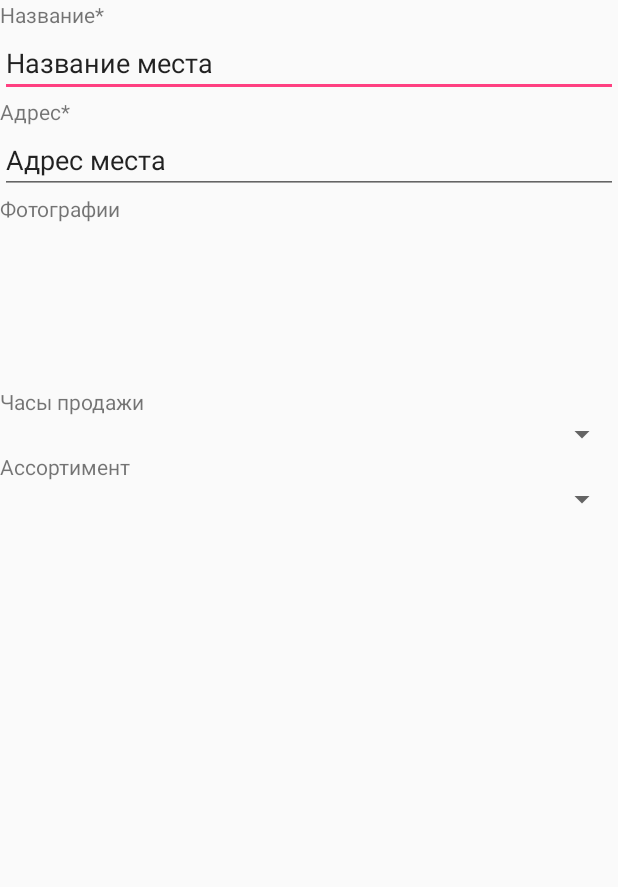
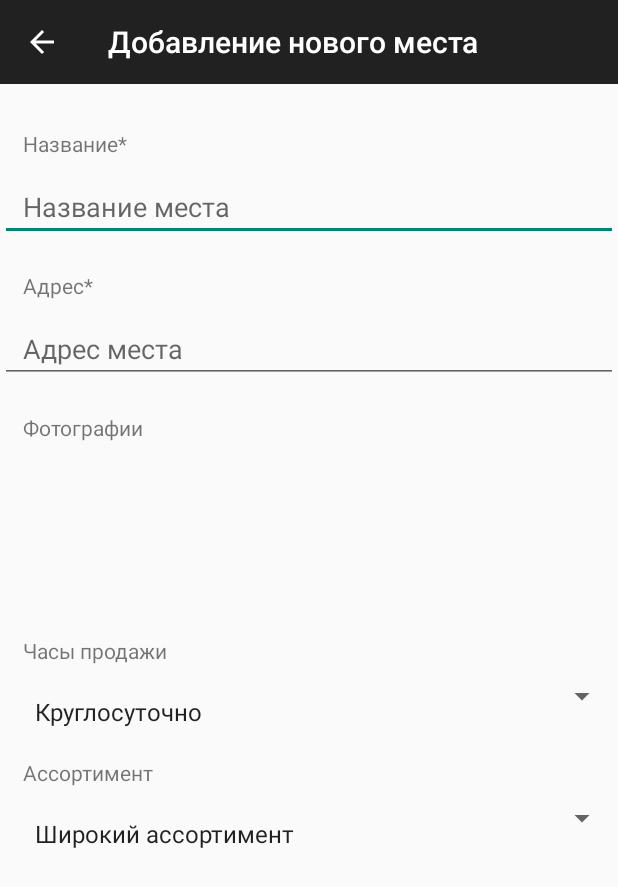
Before and after one commit to Scarfaiz/Quencher, an Android app: the NewMarkerActivity screen opened directly, with no data from a screen before it, on a phone screen of 412 x 824 dp. Shown: the top 887 px of the screen. Run offline under Robolectric (Android 15) with nearby library versions, the phone set to English and light mode, and no system bars.

Commit message:
New Marker Layout now works properly

```diff
--- a/app/src/main/AndroidManifest.xml
+++ b/app/src/main/AndroidManifest.xml
@@ -14,7 +14,7 @@
         android:icon="@mipmap/ic_launcher"
         android:label="@string/app_name"
         android:supportsRtl="true"
-        android:theme="@style/AppTheme">
+        android:theme="@style/Theme.AppCompat.DayNight.DarkActionBar">
         <activity android:name=".MainActivity">
             <intent-filter>
                 <action android:name="android.intent.action.MAIN" />
--- a/app/src/main/java/com/scarfaiz/cluckinbell/MainActivity.java
+++ b/app/src/main/java/com/scarfaiz/cluckinbell/MainActivity.java
@@ -58,14 +58,16 @@ public class MainActivity extends Activity {
         locationManager = (LocationManager) getSystemService(Context.LOCATION_SERVICE);
         //location marker overlay
         oMapLocationOverlay = new MyLocationNewOverlay(map);
-        person_options = new BitmapFactory.Options();
+        /*person_options = new BitmapFactory.Options();
         person_options.inSampleSize = 4;
         person_drawable = getResources().getDrawable(R.drawable.marker_cluster);
         person_bitmap = ((BitmapDrawable) person_drawable).getBitmap();
-        oMapLocationOverlay.setPersonIcon(person_bitmap);
+        oMapLocationOverlay.setPersonIcon(person_bitmap);*/
         oMapLocationOverlay.enableMyLocation();
         oMapLocationOverlay.enableFollowLocation();
         oMapLocationOverlay.setDrawAccuracyEnabled(true);
+        oMapLocationOverlay.setDirectionArrow(BitmapFactory.decodeResource(getResources(), R.drawable.direction_arrow),
+                BitmapFactory.decodeResource(getResources(), R.drawable.direction_arrow));
         map.getOverlays().add(oMapLocationOverlay);
         //rotation
         RotationGestureOverlay mRotationGestureOverlay = new RotationGestureOverlay(ctx, map);
--- a/app/src/main/java/com/scarfaiz/cluckinbell/NewMarkerActivity.java
+++ b/app/src/main/java/com/scarfaiz/cluckinbell/NewMarkerActivity.java
@@ -1,7 +1,10 @@
 package com.scarfaiz.cluckinbell;
 
 import android.app.Activity;
+import android.content.Intent;
 import android.os.Bundle;
+import android.support.v7.widget.Toolbar;
+import android.view.View;
 
 /**
  * Created by higgs on 07.10.2017.
@@ -12,5 +15,18 @@ public class NewMarkerActivity extends Activity {
     protected void onCreate(Bundle savedInstanceState) {
         super.onCreate(savedInstanceState);
         setContentView(R.layout.activity_new_marker);
+
+
+
+        Toolbar toolbar = findViewById(R.id.marker_layout_toolbar);
+
+        toolbar.setNavigationOnClickListener(new View.OnClickListener() {
+            @Override
+            public void onClick(View v) {
+                Intent intent = new Intent(NewMarkerActivity.this, MainActivity.class);
+                startActivity(intent);
+            }
+        });
+
     }
 }
--- a/app/src/main/res/layout/activity_new_marker.xml
+++ b/app/src/main/res/layout/activity_new_marker.xml
@@ -4,13 +4,27 @@
     xmlns:tools="http://schemas.android.com/tools"
     android:orientation="vertical" android:layout_width="match_parent"
     android:layout_height="match_parent"
-    android:weightSum="1">
+    android:weightSum="1"
+    >
+
+    <android.support.v7.widget.Toolbar
+        android:id="@+id/marker_layout_toolbar"
+        android:layout_width="match_parent"
+        android:layout_height="wrap_content"
+        android:background="?attr/colorPrimary"
+        android:minHeight="?attr/actionBarSize"
+        android:theme="?attr/actionBarTheme"
+        app:title="Добавление нового места"
+        app:navigationIcon="?attr/homeAsUpIndicator"/>
+
 
         <TextView
             android:id="@+id/marker_name_title"
             android:layout_width="match_parent"
             android:layout_height="wrap_content"
-        android:text="Название*" />
+            android:text="Название*"
+            android:paddingTop="30dp"
+            android:paddingLeft="15dp"/>
 
         <EditText
             android:id="@+id/marker_name"
@@ -18,13 +32,17 @@
             android:layout_height="wrap_content"
             android:ems="10"
             android:inputType="textPersonName"
-        android:text="Название места" />
+            android:hint="Название места"
+            android:paddingTop="20dp"
+            android:paddingLeft="15dp"/>
 
     <TextView
         android:id="@+id/marker_address_title"
         android:layout_width="match_parent"
         android:layout_height="wrap_content"
-        android:text="Адрес*" />
+        android:text="Адрес*"
+        android:paddingTop="20dp"
+        android:paddingLeft="15dp"/>
 
     <EditText
         android:id="@+id/marker_address"
@@ -32,40 +50,56 @@
         android:layout_height="wrap_content"
         android:ems="10"
         android:inputType="textPersonName"
-        android:text="Адрес места" />
+        android:hint="Адрес места"
+        android:paddingTop="20dp"
+        android:paddingLeft="15dp"/>
 
     <TextView
         android:id="@+id/marker_photos_title"
         android:layout_width="match_parent"
         android:layout_height="wrap_content"
-        android:text="Фотографии" />
+        android:text="Фотографии"
+        android:paddingTop="20dp"
+        android:paddingLeft="15dp"/>
 
     <ImageView
-        android:id="@+id/imageView"
+        android:id="@+id/marker_photos_view"
         android:layout_width="136dp"
         android:layout_height="109dp"
-        app:srcCompat="@android:drawable/ic_menu_add" />
+        app:srcCompat="@android:drawable/ic_menu_add"
+        android:paddingTop="20dp"
+        android:paddingLeft="15dp"/>
 
     <TextView
         android:id="@+id/marker_open_hours_title"
         android:layout_width="match_parent"
         android:layout_height="wrap_content"
-        android:text="Часы продажи" />
+        android:text="Часы продажи"
+        android:paddingTop="20dp"
+        android:paddingLeft="15dp"/>
 
     <Spinner
         android:id="@+id/marker_o_h_spinner"
         android:layout_width="match_parent"
-        android:layout_height="wrap_content" />
+        android:layout_height="wrap_content"
+        android:paddingTop="20dp"
+        android:paddingLeft="15dp"
+        android:entries="@array/marker_o_h_spinner_items"/>
 
     <TextView
         android:id="@+id/marker_range_title"
         android:layout_width="match_parent"
         android:layout_height="wrap_content"
-        android:text="Ассортимент" />
+        android:text="Ассортимент"
+        android:paddingTop="20dp"
+        android:paddingLeft="15dp"/>
 
     <Spinner
         android:id="@+id/marker_range_spinner"
         android:layout_width="match_parent"
-        android:layout_height="wrap_content" />
+        android:layout_height="wrap_content"
+        android:paddingTop="20dp"
+        android:paddingLeft="15dp"
+        android:entries="@array/marker_range_spinner_items"/>
 
 </LinearLayout>
--- a/app/src/main/res/values/strings.xml
+++ b/app/src/main/res/values/strings.xml
@@ -1,3 +1,11 @@
 <resources>
     <string name="app_name">XXX</string>
+    <string-array name="marker_o_h_spinner_items">
+        <item>Круглосуточно</item>
+        <item>до 22:00</item>
+    </string-array>
+    <string-array name="marker_range_spinner_items">
+        <item>Широкий ассортимент</item>
+        <item>Только слабоалкогольные напитки</item>
+    </string-array>
 </resources>
```
Lines whose indentation alone changed are shown as unchanged.
